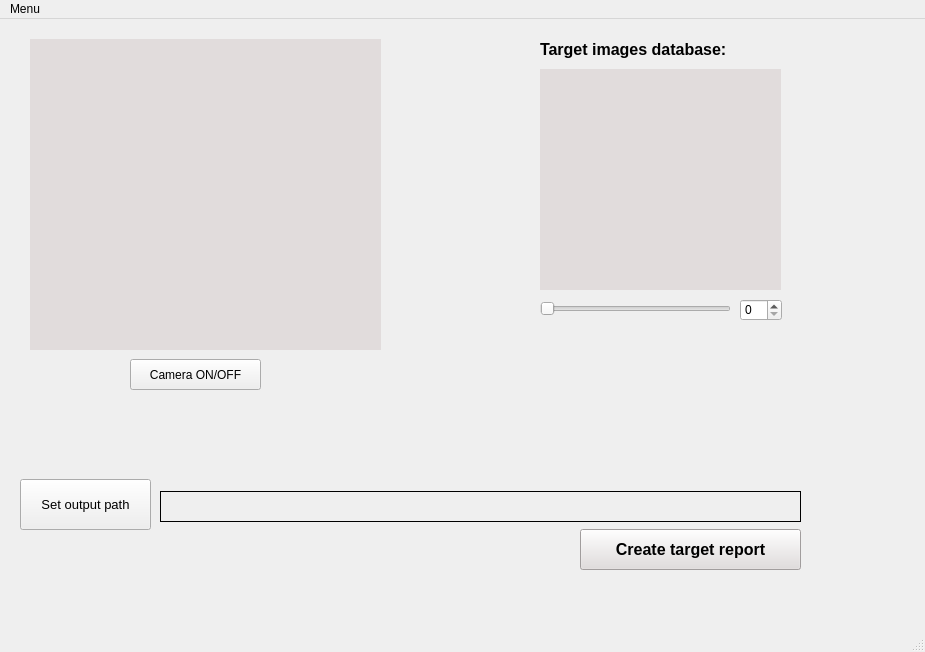
TalEfraim/Master, file Frontend.ui: the form before one commit.
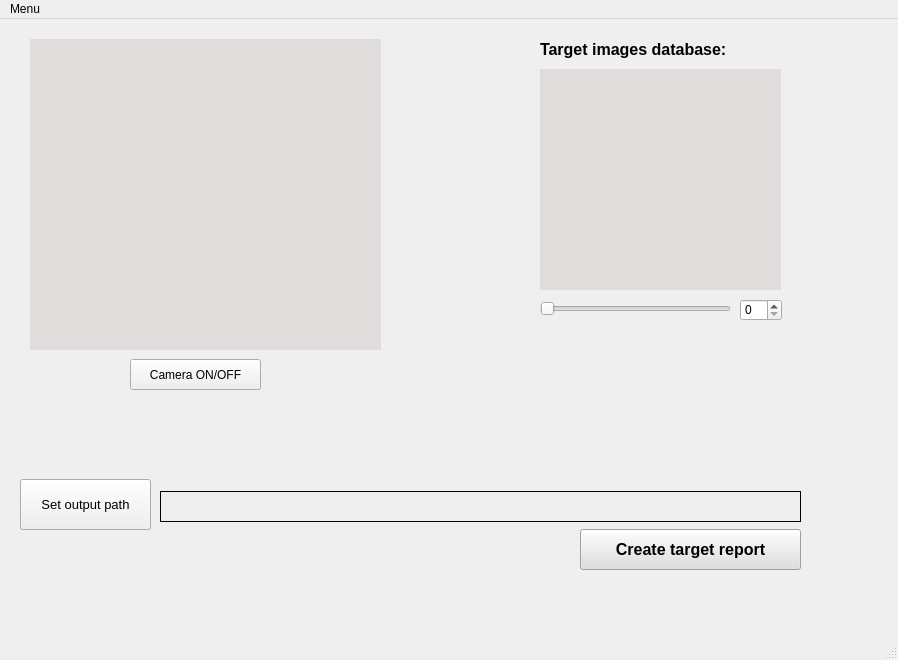
The form after the commit.

```diff
--- a/Frontend.ui
+++ b/Frontend.ui
@@ -6,8 +6,8 @@
    <rect>
     <x>0</x>
     <y>0</y>
-    <width>925</width>
-    <height>652</height>
+    <width>898</width>
+    <height>660</height>
    </rect>
   </property>
   <property name="windowTitle">
@@ -166,7 +166,7 @@
     <rect>
      <x>0</x>
      <y>0</y>
-     <width>925</width>
+     <width>898</width>
      <height>26</height>
     </rect>
    </property>
```
Left out of the diff: 3 changed lines with no effect on the pictures.
